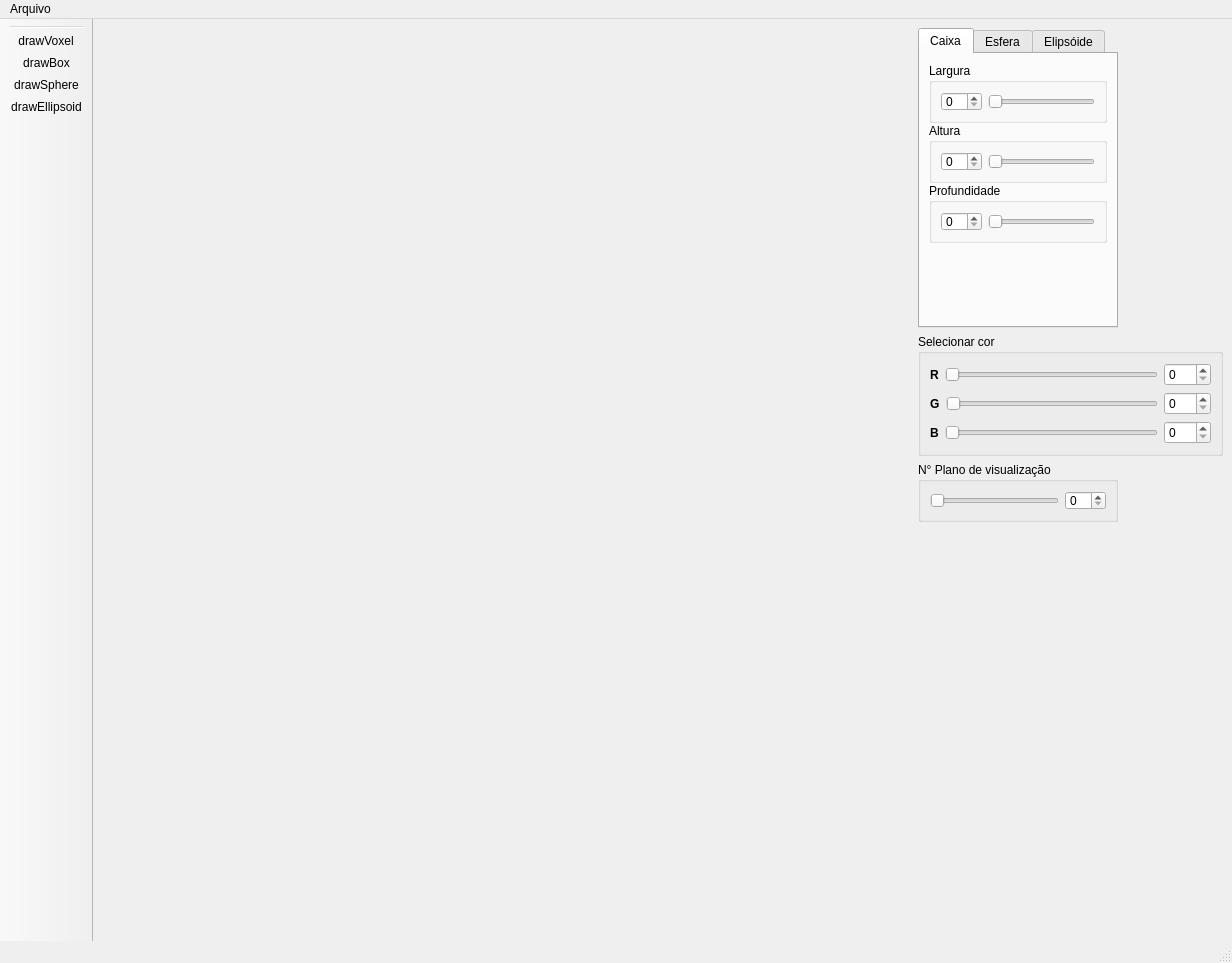
Before: the Qt Designer form source/mainwindow.ui in raphaelramosds/sculptor, drawn with Qt 5.
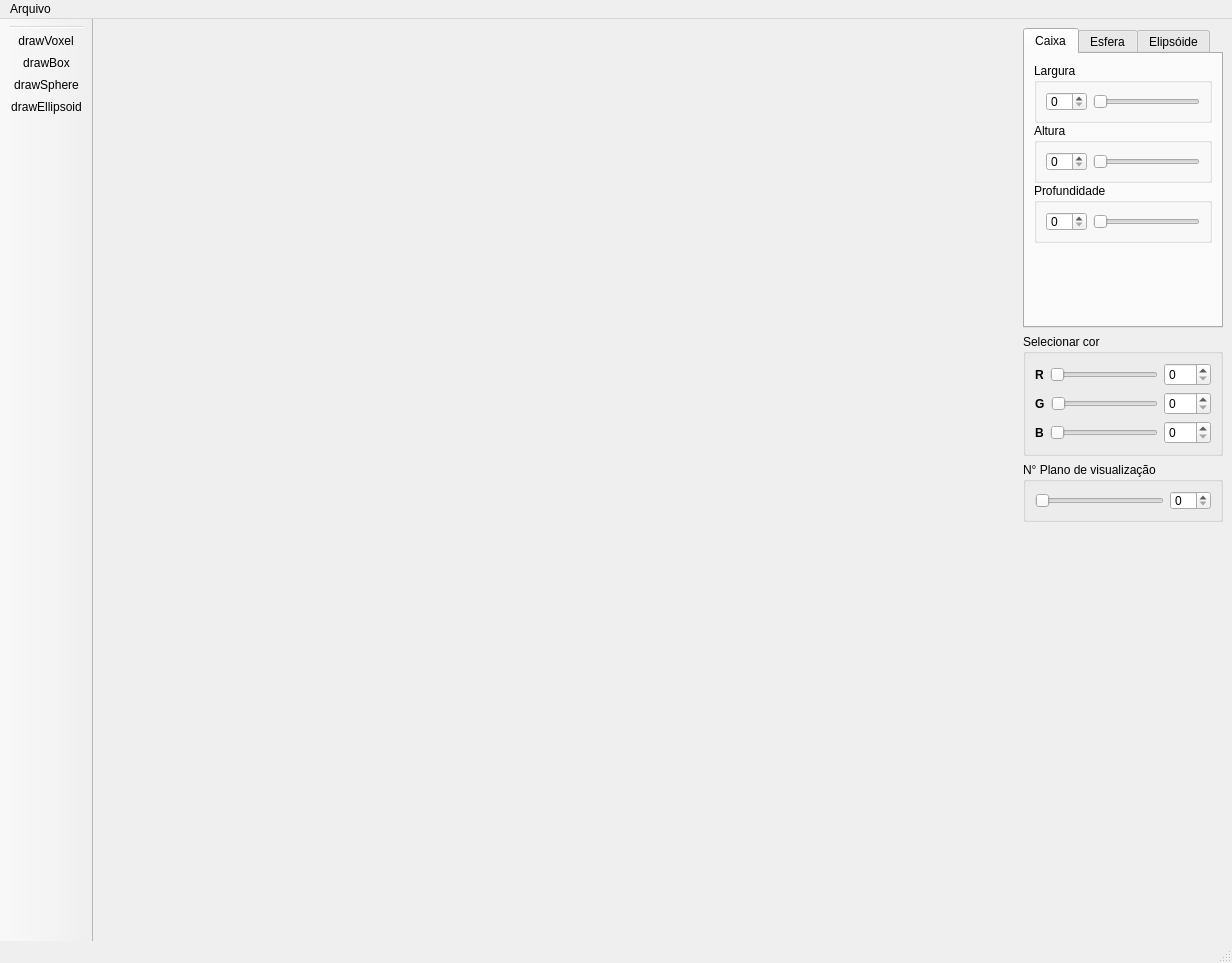
After: the same form once the commit is applied. Icons and pictures are not drawn. Custom widgets are drawn as their Qt base class.

Commit message: fix: set maximum width to tabs

What changed in the file:
```diff
--- a/source/mainwindow.ui
+++ b/source/mainwindow.ui
@@ -426,6 +426,12 @@
           <height>0</height>
          </size>
         </property>
+        <property name="maximumSize">
+         <size>
+          <width>200</width>
+          <height>16777215</height>
+         </size>
+        </property>
         <property name="autoFillBackground">
          <bool>true</bool>
         </property>
```
Left out of the diff: 2 changed lines with no effect on the pictures. The commit also changes 1 other file.
